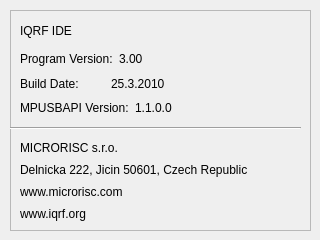
nandra/IDE, file IQRF_IDE/dialog_about.ui: the form before one commit.
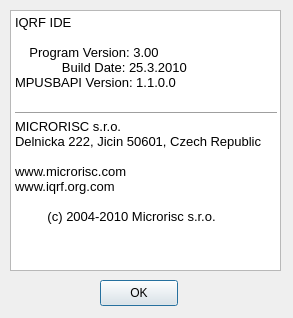
The form after the commit.

```diff
--- a/IQRF_IDE/dialog_about.ui
+++ b/IQRF_IDE/dialog_about.ui
@@ -9,166 +9,61 @@
    <rect>
     <x>0</x>
     <y>0</y>
-    <width>320</width>
-    <height>240</height>
+    <width>293</width>
+    <height>318</height>
    </rect>
   </property>
   <property name="maximumSize">
    <size>
-    <width>320</width>
-    <height>240</height>
+    <width>640</width>
+    <height>480</height>
    </size>
   </property>
   <property name="windowTitle">
    <string>About</string>
   </property>
-  <widget class="QFrame" name="frame">
+  <widget class="QPushButton" name="pushButton">
+   <property name="geometry">
+    <rect>
+     <x>100</x>
+     <y>280</y>
+     <width>78</width>
+     <height>26</height>
+    </rect>
+   </property>
+   <property name="text">
+    <string>OK</string>
+   </property>
+  </widget>
+  <widget class="QTextBrowser" name="textBrowser">
    <property name="geometry">
     <rect>
      <x>10</x>
      <y>10</y>
-     <width>301</width>
-     <height>221</height>
+     <width>271</width>
+     <height>261</height>
     </rect>
    </property>
-   <property name="frameShape">
-    <enum>QFrame::StyledPanel</enum>
+   <property name="html">
+    <string>&lt;!DOCTYPE HTML PUBLIC &quot;-//W3C//DTD HTML 4.0//EN&quot; &quot;http://www.w3.org/TR/REC-html40/strict.dtd&quot;&gt;
+&lt;html&gt;&lt;head&gt;&lt;meta name=&quot;qrichtext&quot; content=&quot;1&quot; /&gt;&lt;style type=&quot;text/css&quot;&gt;
+p, li { white-space: pre-wrap; }
+&lt;/style&gt;&lt;/head&gt;&lt;body style=&quot; font-family:'Sans Serif'; font-size:10pt; font-weight:400; font-style:normal;&quot;&gt;
+&lt;p style=&quot; margin-top:0px; margin-bottom:0px; margin-left:0px; margin-right:0px; -qt-block-indent:0; text-indent:0px;&quot;&gt;IQRF IDE&lt;/p&gt;
+&lt;p style=&quot;-qt-paragraph-type:empty; margin-top:0px; margin-bottom:0px; margin-left:0px; margin-right:0px; -qt-block-indent:0; text-indent:0px;&quot;&gt;&lt;/p&gt;
+&lt;p style=&quot; margin-top:0px; margin-bottom:0px; margin-left:0px; margin-right:0px; -qt-block-indent:0; text-indent:0px;&quot;&gt;    Program Version: 3.00&lt;/p&gt;
+&lt;p style=&quot; margin-top:0px; margin-bottom:0px; margin-left:0px; margin-right:0px; -qt-block-indent:0; text-indent:0px;&quot;&gt;             Build Date: 25.3.2010&lt;/p&gt;
+&lt;p style=&quot; margin-top:0px; margin-bottom:0px; margin-left:0px; margin-right:0px; -qt-block-indent:0; text-indent:0px;&quot;&gt;MPUSBAPI Version: 1.1.0.0&lt;/p&gt;
+&lt;p style=&quot;-qt-paragraph-type:empty; margin-top:0px; margin-bottom:0px; margin-left:0px; margin-right:0px; -qt-block-indent:0; text-indent:0px;&quot;&gt;&lt;/p&gt;
+&lt;hr /&gt;
+&lt;p style=&quot; margin-top:0px; margin-bottom:0px; margin-left:0px; margin-right:0px; -qt-block-indent:0; text-indent:0px;&quot;&gt;MICRORISC s.r.o.&lt;/p&gt;
+&lt;p style=&quot; margin-top:0px; margin-bottom:0px; margin-left:0px; margin-right:0px; -qt-block-indent:0; text-indent:0px;&quot;&gt;Delnicka 222, Jicin 50601, Czech Republic&lt;/p&gt;
+&lt;p style=&quot;-qt-paragraph-type:empty; margin-top:0px; margin-bottom:0px; margin-left:0px; margin-right:0px; -qt-block-indent:0; text-indent:0px;&quot;&gt;&lt;/p&gt;
+&lt;p style=&quot; margin-top:0px; margin-bottom:0px; margin-left:0px; margin-right:0px; -qt-block-indent:0; text-indent:0px;&quot;&gt;www.microrisc.com&lt;/p&gt;
+&lt;p style=&quot; margin-top:0px; margin-bottom:0px; margin-left:0px; margin-right:0px; -qt-block-indent:0; text-indent:0px;&quot;&gt;www.iqrf.org.com&lt;/p&gt;
+&lt;p style=&quot;-qt-paragraph-type:empty; margin-top:0px; margin-bottom:0px; margin-left:0px; margin-right:0px; -qt-block-indent:0; text-indent:0px;&quot;&gt;&lt;/p&gt;
+&lt;p style=&quot; margin-top:0px; margin-bottom:0px; margin-left:0px; margin-right:0px; -qt-block-indent:0; text-indent:0px;&quot;&gt;         (c) 2004-2010 Microrisc s.r.o.&lt;/p&gt;&lt;/body&gt;&lt;/html&gt;</string>
    </property>
-   <property name="frameShadow">
-    <enum>QFrame::Raised</enum>
-   </property>
-   <widget class="QLabel" name="label">
-    <property name="geometry">
-     <rect>
-      <x>10</x>
-      <y>10</y>
-      <width>101</width>
-      <height>21</height>
-     </rect>
-    </property>
-    <property name="text">
-     <string>IQRF IDE</string>
-    </property>
-   </widget>
-   <widget class="Line" name="line">
-    <property name="geometry">
-     <rect>
-      <x>0</x>
-      <y>110</y>
-      <width>291</width>
-      <height>16</height>
-     </rect>
-    </property>
-    <property name="orientation">
-     <enum>Qt::Horizontal</enum>
-    </property>
-   </widget>
-   <widget class="QWidget" name="">
-    <property name="geometry">
-     <rect>
-      <x>10</x>
-      <y>130</y>
-      <width>269</width>
-      <height>82</height>
-     </rect>
-    </property>
-    <layout class="QVBoxLayout" name="verticalLayout">
-     <item>
-      <widget class="QLabel" name="label_8">
-       <property name="text">
-        <string>MICRORISC s.r.o.</string>
-       </property>
-      </widget>
-     </item>
-     <item>
-      <widget class="QLabel" name="label_9">
-       <property name="text">
-        <string>Delnicka 222, Jicin 50601, Czech Republic</string>
-       </property>
-      </widget>
-     </item>
-     <item>
-      <widget class="QLabel" name="label_10">
-       <property name="text">
-        <string>www.microrisc.com</string>
-       </property>
-      </widget>
-     </item>
-     <item>
-      <widget class="QLabel" name="label_11">
-       <property name="text">
-        <string>www.iqrf.org</string>
-       </property>
-      </widget>
-     </item>
-    </layout>
-   </widget>
-   <widget class="QWidget" name="">
-    <property name="geometry">
-     <rect>
-      <x>10</x>
-      <y>40</y>
-      <width>175</width>
-      <height>67</height>
-     </rect>
-    </property>
-    <layout class="QVBoxLayout" name="verticalLayout_2">
-     <item>
-      <layout class="QHBoxLayout" name="horizontalLayout">
-       <item>
-        <widget class="QLabel" name="label_2">
-         <property name="text">
-          <string>Program Version:</string>
-         </property>
-        </widget>
-       </item>
-       <item>
-        <widget class="QLabel" name="label_5">
-         <property name="text">
-          <string>3.00</string>
-         </property>
-        </widget>
-       </item>
-      </layout>
-     </item>
-     <item>
-      <layout class="QHBoxLayout" name="horizontalLayout_2">
-       <item>
-        <widget class="QLabel" name="label_3">
-         <property name="text">
-          <string>Build Date:</string>
-         </property>
-        </widget>
-       </item>
-       <item>
-        <widget class="QLabel" name="label_6">
-         <property name="text">
-          <string>25.3.2010</string>
-         </property>
-        </widget>
-       </item>
-      </layout>
-     </item>
-     <item>
-      <layout class="QHBoxLayout" name="horizontalLayout_3">
-       <item>
-        <widget class="QLabel" name="label_4">
-         <property name="text">
-          <string>MPUSBAPI Version:</string>
-         </property>
-        </widget>
-       </item>
-       <item>
-        <widget class="QLabel" name="label_7">
-         <property name="text">
-          <string>1.1.0.0</string>
-         </property>
-        </widget>
-       </item>
-      </layout>
-     </item>
-    </layout>
-   </widget>
   </widget>
  </widget>
  <resources/>
```
